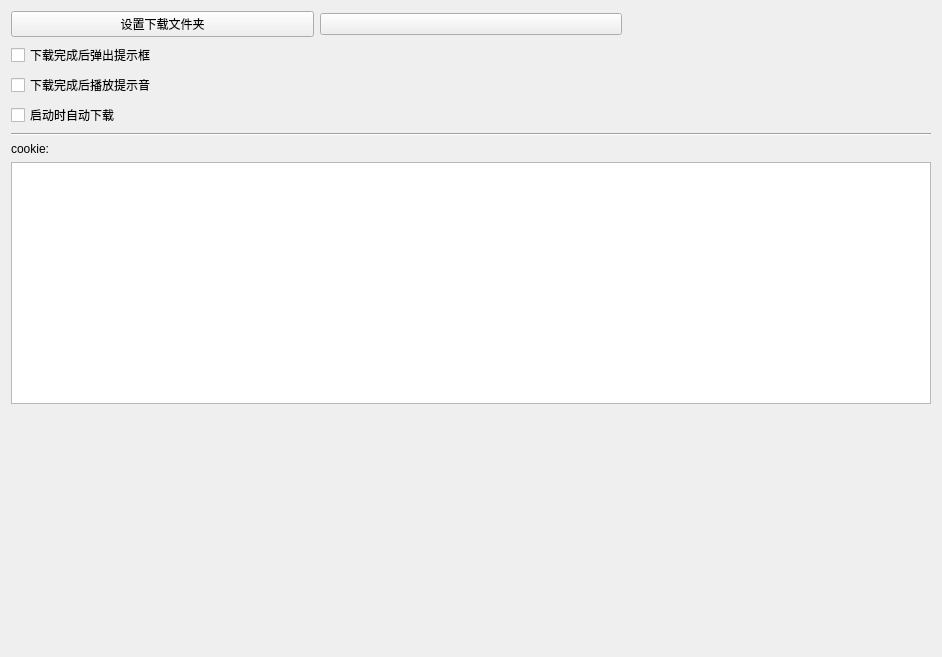
First picture: the form in resources/uis/settings-dialog.ui, repository xroah/bilibili-downloader, before the edit.
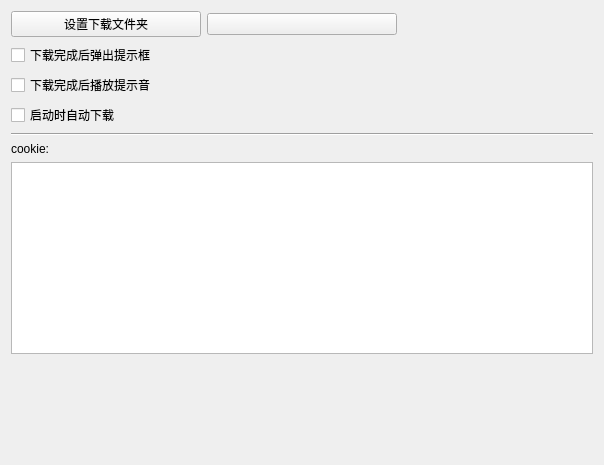
Second picture: the form after the edit.

```diff
--- a/resources/uis/settings-dialog.ui
+++ b/resources/uis/settings-dialog.ui
@@ -6,8 +6,8 @@
    <rect>
     <x>0</x>
     <y>0</y>
-    <width>942</width>
-    <height>657</height>
+    <width>604</width>
+    <height>465</height>
    </rect>
   </property>
   <property name="windowTitle">
```
